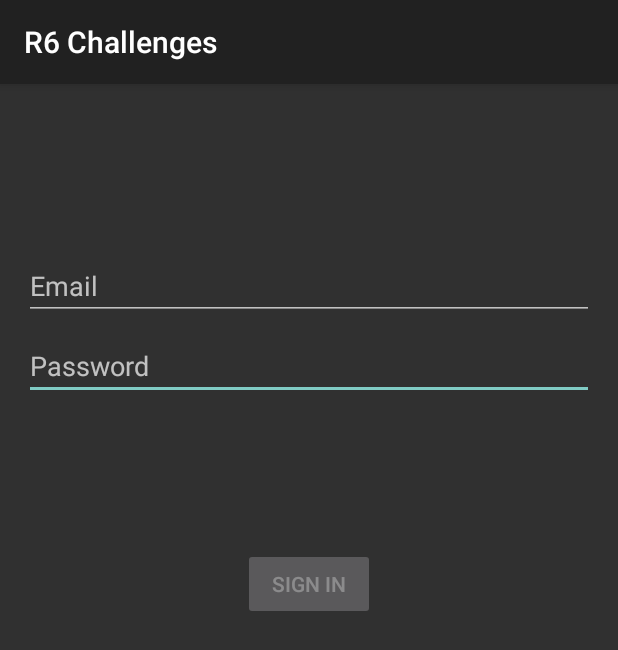
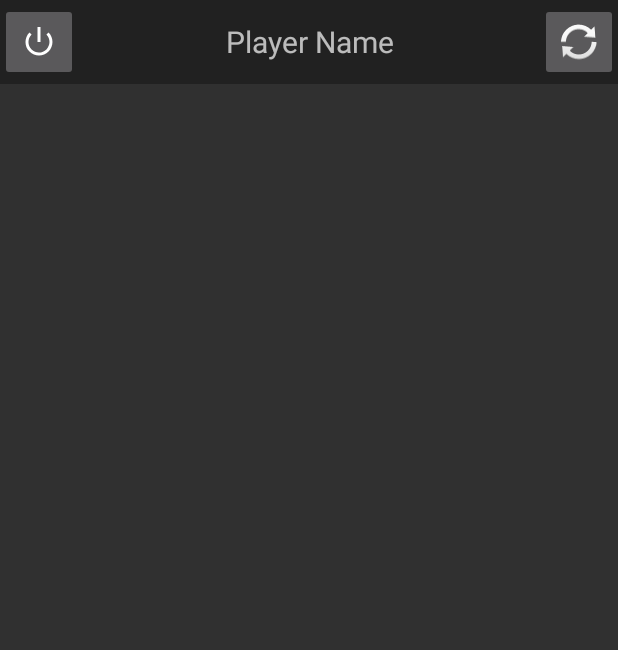
Before and after one commit to a-blondel/R6Challenges, an Android app: the screen it shows after launch (LoginActivity before the commit, MainActivity after it), on a phone screen of 412 x 824 dp. Shown: the top 650 px of the screen. Run offline under Robolectric (Android 15) with nearby library versions, the phone set to English and light mode, and no system bars.

Commit message:
Main activity design

```diff
--- a/app/src/main/AndroidManifest.xml
+++ b/app/src/main/AndroidManifest.xml
@@ -8,14 +8,16 @@
         android:label="@string/app_name"
         android:roundIcon="@mipmap/ic_launcher_round"
         android:supportsRtl="true"
-        android:theme="@style/Theme.AppCompat">
+        android:theme="@style/Theme.AppCompat.NoActionBar">
         <activity
             android:name=".ui.login.LoginActivity"
+            android:exported="false" />
+        <activity
+            android:name=".ui.main.MainActivity"
             android:exported="true"
             android:label="@string/app_name">
             <intent-filter>
                 <action android:name="android.intent.action.MAIN" />
-
                 <category android:name="android.intent.category.LAUNCHER" />
             </intent-filter>
         </activity>
--- /dev/null
+++ b/app/src/main/java/com/ablondel/r6challenges/ui/main/MainActivity.java
@@ -0,0 +1,16 @@
+package com.ablondel.r6challenges.ui.main;
+
+import androidx.appcompat.app.AppCompatActivity;
+
+import android.os.Bundle;
+
+import com.ablondel.r6challenges.R;
+
+public class MainActivity extends AppCompatActivity {
+
+    @Override
+    protected void onCreate(Bundle savedInstanceState) {
+        super.onCreate(savedInstanceState);
+        setContentView(R.layout.activity_main);
+    }
+}
--- /dev/null
+++ b/app/src/main/res/layout/activity_main.xml
@@ -0,0 +1,55 @@
+<?xml version="1.0" encoding="utf-8"?>
+<androidx.constraintlayout.widget.ConstraintLayout xmlns:android="http://schemas.android.com/apk/res/android"
+    xmlns:app="http://schemas.android.com/apk/res-auto"
+    xmlns:tools="http://schemas.android.com/tools"
+    android:layout_width="match_parent"
+    android:layout_height="match_parent"
+    tools:context=".ui.main.MainActivity">
+
+    <androidx.appcompat.widget.Toolbar
+        android:id="@+id/toolbar"
+        android:layout_width="0dp"
+        android:layout_height="wrap_content"
+        android:background="?attr/colorPrimary"
+        android:minHeight="?attr/actionBarSize"
+        android:theme="?attr/actionBarTheme"
+        app:contentInsetStart="0dp"
+        app:layout_constraintEnd_toEndOf="parent"
+        app:layout_constraintStart_toStartOf="parent"
+        app:layout_constraintTop_toTopOf="parent">
+
+        <LinearLayout
+            android:layout_width="match_parent"
+            android:layout_height="match_parent"
+            tools:layout_editor_absoluteX="16dp"
+            tools:layout_editor_absoluteY="2dp"
+            android:orientation="horizontal">
+
+            <ImageButton
+                android:id="@+id/logoutButton"
+                android:layout_width="52dp"
+                android:layout_height="52dp"
+                android:contentDescription="@string/logout"
+                android:src="@android:drawable/ic_lock_power_off" />
+
+            <TextView
+                android:id="@+id/playerNameTextView"
+                android:layout_width="0dp"
+                android:layout_height="match_parent"
+                android:layout_weight="1"
+                android:text="@string/player_name"
+                android:textSize="20sp"
+                android:gravity="center"/>
+
+            <ImageButton
+                android:id="@+id/syncButton"
+                android:layout_width="52dp"
+                android:layout_height="52dp"
+                android:contentDescription="@string/synchronize"
+                android:src="@android:drawable/ic_popup_sync" />
+
+        </LinearLayout>
+
+    </androidx.appcompat.widget.Toolbar>
+
+</androidx.constraintlayout.widget.ConstraintLayout>
--- a/app/src/main/res/values/strings.xml
+++ b/app/src/main/res/values/strings.xml
@@ -9,4 +9,7 @@
     <string name="invalid_username">Not a valid username</string>
     <string name="invalid_password">Password must be >5 characters</string>
     <string name="login_failed">"Login failed"</string>
+    <string name="synchronize">"Synchronize"</string>
+    <string name="player_name">"Player Name"</string>
+    <string name="logout">"Logout"</string>
 </resources>
```
Also changed, not shown: app/src/main/res/values-night/themes.xml (deleted, +0 -16 lines), app/src/main/res/values/themes.xml (deleted, +0 -16 lines), 2 other files.
